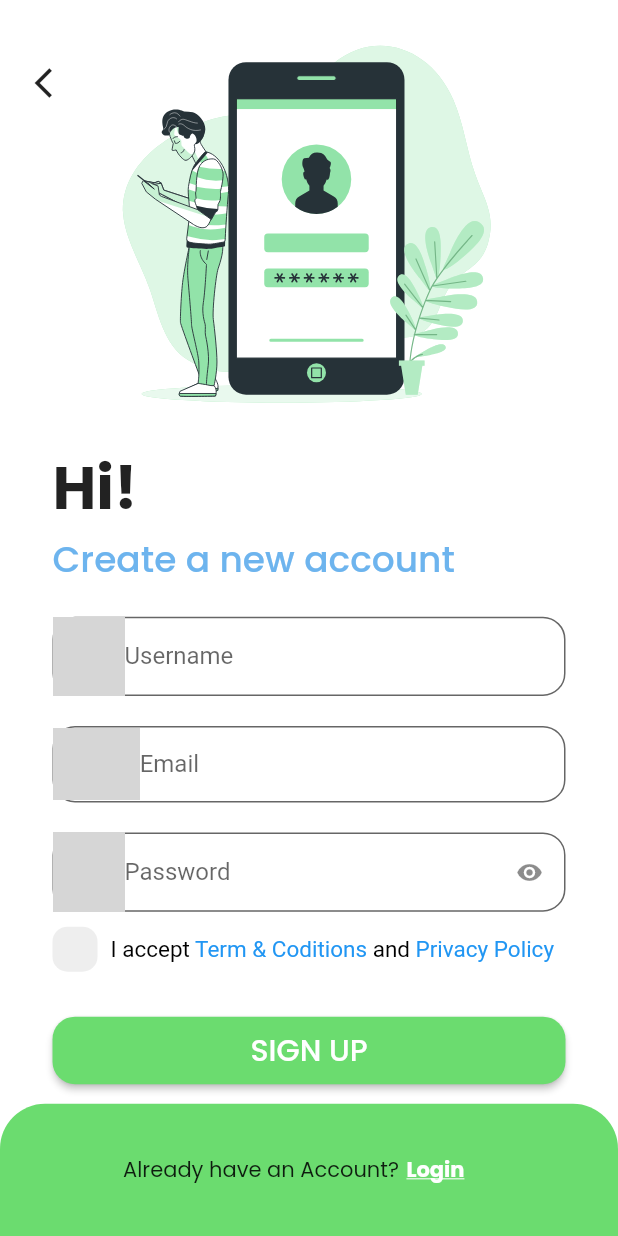
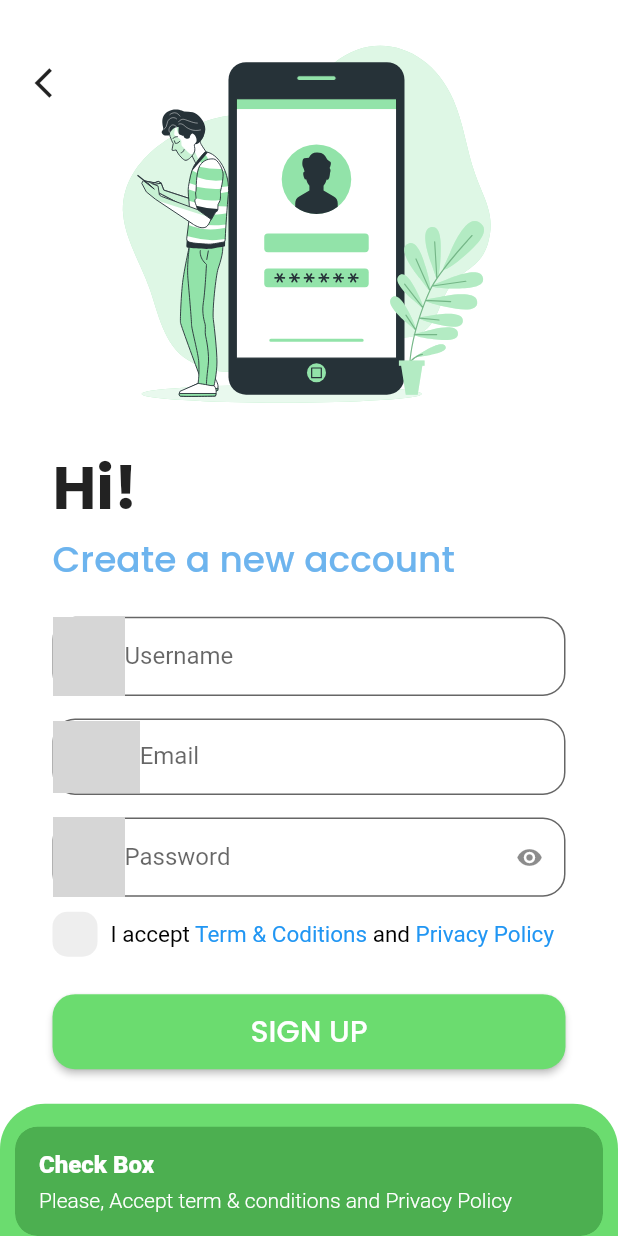
Before and after one commit to Ngochiendev/ShopApp, a Flutter app: the SignUpScreen screen opened by its route, after a tap on "SIGN UP", on a phone screen of 412 x 824 dp. Run offline on Flutter 3.47's test engine with Material 2 defaults, Android fonts, the phone set to English and light mode, and no system bars; our stand-ins replace firebase_auth, firebase_core, flutter_svg, get, google_fonts, lottie; accounts and stored records are empty; grey boxes are pictures that could not be loaded.

```diff
--- /dev/null
+++ b/lib/View/screens/auth/component/auth_button.dart
@@ -0,0 +1,35 @@
+// ignore_for_file: public_member_api_docs, sort_constructors_first
+import 'package:flutter/material.dart';
+
+import '../../../widgets/text_ultils.dart';
+
+class AuthButton extends StatelessWidget {
+  const AuthButton({
+    Key? key,
+    required this.text,
+    required this.onpress,
+  }) : super(key: key);
+  final String text;
+  final VoidCallback onpress;
+
+  @override
+  Widget build(BuildContext context) {
+    return SizedBox(
+      height: 50,
+      child: ElevatedButton(
+        style: ElevatedButton.styleFrom(
+          primary: const Color.fromARGB(255, 107, 220, 111),
+          shape: RoundedRectangleBorder(
+            borderRadius: BorderRadius.circular(15),
+          ),
+        ),
+        onPressed: onpress,
+        child: TextUltils(
+          text: text,
+          fontsize: 20,
+          fontWeight: FontWeight.w500,
+        ),
+      ),
+    );
+  }
+}
--- a/lib/View/screens/auth/signup_screen.dart
+++ b/lib/View/screens/auth/signup_screen.dart
@@ -1,6 +1,7 @@
 import 'package:flutter/material.dart';
 import 'package:flutter_svg/svg.dart';
 import 'package:get/get.dart';
+import 'package:shopapp/View/screens/auth/component/auth_button.dart';
 import 'package:shopapp/View/widgets/text_ultils.dart';
 import 'package:shopapp/logic/controller/auth_controller.dart';
 import 'package:shopapp/ultils/ultilService.dart';
@@ -8,18 +9,19 @@ import '../../widgets/auth/auth_text_form_field.dart';
 import 'component/check_widget.dart';
 
 class SignUpScreen extends StatefulWidget {
-  SignUpScreen({Key? key}) : super(key: key);
+  const SignUpScreen({Key? key}) : super(key: key);
+
+  @override
+  State<SignUpScreen> createState() => _SignUpScreenState();
+}
+
+class _SignUpScreenState extends State<SignUpScreen> {
   final TextEditingController username_controller = TextEditingController();
   final TextEditingController password_controller = TextEditingController();
   final TextEditingController email_controller = TextEditingController();
   final formKey = GlobalKey<FormState>();
   final controller = Get.find<Authcontroller>();
 
-  @override
-  State<SignUpScreen> createState() => _SignUpScreenState();
-}
-
-class _SignUpScreenState extends State<SignUpScreen> {
   @override
   Widget build(BuildContext context) {
     final size = MediaQuery.of(context).size;
@@ -63,7 +65,7 @@ class _SignUpScreenState extends State<SignUpScreen> {
                     child: Padding(
                       padding: const EdgeInsets.symmetric(horizontal: 35.0),
                       child: Form(
-                        key: widget.formKey,
+                        key: formKey,
                         child: Column(
                           crossAxisAlignment: CrossAxisAlignment.stretch,
                           children: [
@@ -82,7 +84,7 @@ class _SignUpScreenState extends State<SignUpScreen> {
 
                             //username
                             AuthTextFormField(
-                              controller: widget.username_controller,
+                              controller: username_controller,
                               validator: (valueUsername) {
                                 if (valueUsername.toString().length <= 2 ||
                                     !RegExp(validationName)
@@ -97,38 +99,30 @@ class _SignUpScreenState extends State<SignUpScreen> {
                               hintText: 'Username',
                               labelText: 'Username',
                             ),
-                            const SizedBox(height: 20),
+                            const SizedBox(height: 15),
                             //Email
                             AuthTextFormField(
-                              controller: widget.email_controller,
+                              controller: email_controller,
                               validator: (email) {
-                                // if (!RegExp(validationEmail).hasMatch(email)) {
-                                //   return "Valid email";
-                                // } else {
-                                //   return null;
-                                // }
-                                if (email == null || email.isEmtry) {
-                                  return "Enter your email";
+                                if (!RegExp(validationEmail).hasMatch(email)) {
+                                  return "Valid email";
+                                } else {
+                                  return null;
                                 }
-                                if (!email.isEmail) {
-                                  return 'Enter a valid email';
-                                }
-                                return null;
                               },
                               prefixIcon:
                                   Image.asset('./assets/images/email.png'),
                               hintText: 'Email',
                               labelText: 'Email',
                             ),
-                            const SizedBox(height: 20),
+                            const SizedBox(height: 15),
                             //pasword
                             GetBuilder<Authcontroller>(
                               builder: (_) {
                                 return AuthTextFormField(
-                                  controller: widget.password_controller,
-                                  obscureText: widget.controller.isVisibilty
-                                      ? false
-                                      : true,
+                                  controller: password_controller,
+                                  obscureText:
+                                      controller.isVisibilty ? false : true,
                                   validator: (password) {
                                     if (password == null || password.isEmpty) {
                                       return 'Please enter your password';
@@ -144,10 +138,10 @@ class _SignUpScreenState extends State<SignUpScreen> {
                                   labelText: 'Password',
                                   suffixIcon: GestureDetector(
                                     onTap: () {
-                                      widget.controller.Visibilty();
+                                      controller.Visibilty();
                                       print('show');
                                     },
-                                    child: widget.controller.isVisibilty
+                                    child: controller.isVisibilty
                                         ? const Icon(Icons.visibility_off)
                                         : const Icon(Icons.visibility),
                                   ),
@@ -157,24 +151,39 @@ class _SignUpScreenState extends State<SignUpScreen> {
 
                             //Text Term & Coditions
                             check_widget(),
-                            const SizedBox(height: 20),
+                            const SizedBox(height: 15),
                             //Button sign up
-                            SizedBox(
-                              height: 45,
-                              child: ElevatedButton(
-                                style: ElevatedButton.styleFrom(
-                                    primary: const Color.fromARGB(
-                                        255, 107, 220, 111),
-                                    shape: RoundedRectangleBorder(
-                                        borderRadius:
-                                            BorderRadius.circular(15))),
-                                onPressed: () {},
-                                child: const TextUltils(
+                            GetBuilder<Authcontroller>(
+                              builder: (_) {
+                                return AuthButton(
                                   text: 'SIGN UP',
-                                  fontsize: 20,
-                                  fontWeight: FontWeight.w500,
-                                ),
-                              ),
+                                  onpress: () {
+                                    if (controller.isCheckbox == false) {
+                                      Get.snackbar(
+                                        'Check Box',
+                                        'Please, Accept term & conditions and Privacy Policy',
+                                        snackPosition: SnackPosition.BOTTOM,
+                                        backgroundColor: Colors.green,
+                                        colorText: Colors.white,
+                                      );
+                                    } else if (formKey.currentState!
+                                        .validate()) {
+                                      String name =
+                                          username_controller.text.trim();
+                                      String email =
+                                          email_controller.text.trim();
+                                      String password =
+                                          password_controller.text;
+                                      controller.signUpUsingFirebase(
+                                        name: name,
+                                        email: email,
+                                        password: password,
+                                      );
+                                      controller.isCheckbox = true;
+                                    }
+                                  },
+                                );
+                              },
                             ),
                           ],
                         ),
@@ -207,6 +216,7 @@ class _SignUpScreenState extends State<SignUpScreen> {
                             ),
                             onPressed: () {
                               Get.offNamed("/loginScreen");
+                              print('Loginpage');
                             },
                             child: const TextUltils(
                               text: 'Login',
--- a/lib/main.dart
+++ b/lib/main.dart
@@ -1,8 +1,11 @@
+import 'package:firebase_core/firebase_core.dart';
 import 'package:flutter/material.dart';
 import 'package:get/get.dart';
 import 'package:shopapp/routes/routes.dart';
 
-void main() {
+void main() async {
+  WidgetsFlutterBinding.ensureInitialized();
+  await Firebase.initializeApp();
   runApp(const MyApp());
 }
 
--- a/lib/routes/routes.dart
+++ b/lib/routes/routes.dart
@@ -1,5 +1,6 @@
 import 'package:get/get.dart';
 import 'package:shopapp/View/screens/auth/forgot_screen.dart';
+import 'package:shopapp/View/screens/main_screen.dart';
 import 'package:shopapp/logic/bindings/Auth_binding.dart';
 import '../View/screens/auth/login_screen.dart';
 import '../View/screens/auth/signup_screen.dart';
@@ -29,6 +30,11 @@ class AppPage {
       page: () => ForgotScreen(),
       binding: AuthBinding(),
     ),
+    GetPage(
+      name: PageRoutes.mainScreen,
+      page: () => MainScreen(),
+      binding: AuthBinding(),
+    ),
   ];
 }
 
@@ -38,4 +44,5 @@ class PageRoutes {
   static String loginScreen = '/loginScreen';
   static String signupScreen = '/signupScreen';
   static String forgetScreen = '/forgotScreen';
+  static String mainScreen = '/mainScreen';
 }
```
Also changed, not shown: lib/View/screens/auth/login_screen.dart (+47 -50 lines), lib/View/screens/main_screen.dart (added, +17 -0 lines), lib/logic/controller/auth_controller.dart (+104 -0 lines).
